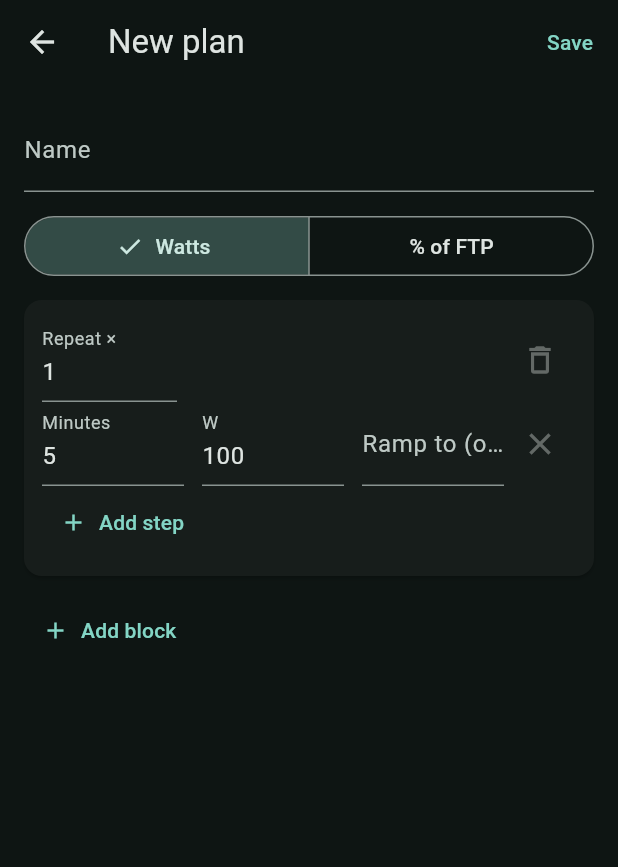
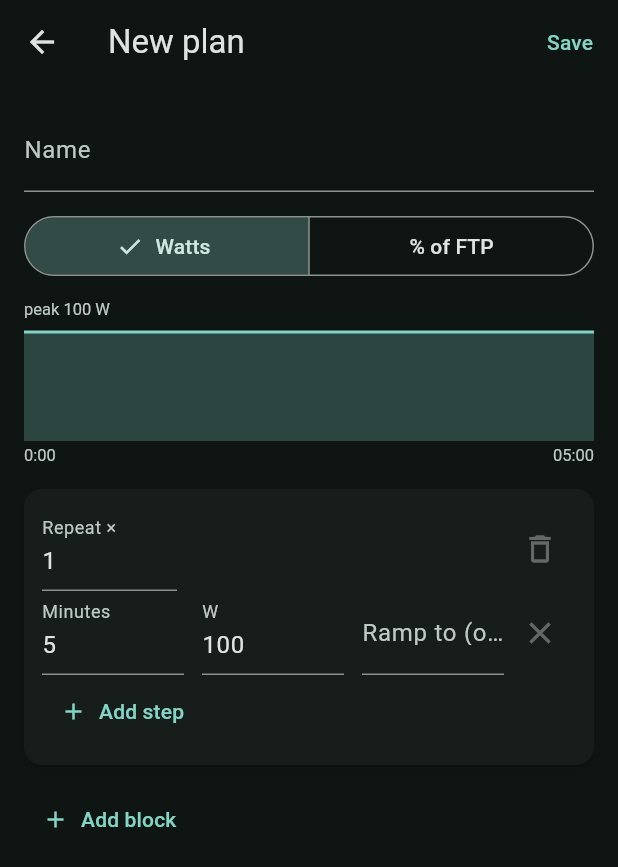
Before and after one commit to ldmichae/speedy, a Flutter app: the PlansScreen screen opened directly, after a tap on "New plan", on a phone screen of 412 x 824 dp. Shown: the top 867 px of the screen. Run offline on Flutter 3.47's test engine with Material 3 defaults, Android fonts, the phone set to English and light mode, and no system bars; our stand-ins replace flutter_riverpod, shared_preferences, wakelock_plus; missing offline and left inert: universal_ble; accounts and stored records are empty.

Commit message:
Lock ERG target during plans and add plan preview chart
The ERG tile and arrow keys are disabled while a plan runs, with the
tile saying why. The plan editor and plans list show a chart of the
plan; in the editor it stays pinned (above on narrow, right on wide).
Fixes an Expanded-in-SizedBox crash in the block editor.

Co-Authored-By: Claude Sonnet 5.5 <noreply@anthropic.com>

```diff
--- a/lib/ui/dashboard_tiles.dart
+++ b/lib/ui/dashboard_tiles.dart
@@ -260,6 +260,7 @@ class _ErgTile extends ConsumerWidget {
   @override
   Widget build(BuildContext context, WidgetRef ref) {
     final target = ref.watch(trainerControllerProvider.select((s) => s.targetWatts));
+    final following = ref.watch(planRunProvider.select((r) => r != null));
     final c = ref.read(trainerControllerProvider.notifier);
     final theme = Theme.of(context);
 
@@ -274,7 +275,8 @@ class _ErgTile extends ConsumerWidget {
               Tooltip(
                 message: 'ERG mode: the trainer holds this power whatever your '
                     'cadence.\nArrow up/down: ±5 W. Shift + arrow: ±25 W.',
-                child: Text('ERG target', style: theme.textTheme.bodyMedium),
+                child: Text(following ? 'ERG target · set by plan' : 'ERG target',
+                    style: theme.textTheme.bodyMedium),
               ),
               const Spacer(),
               Text('$target W',
@@ -294,7 +296,9 @@ class _ErgTile extends ConsumerWidget {
                       child: Padding(
                         padding: const EdgeInsets.symmetric(horizontal: 3),
                         child: Tooltip(
-                          message: step > 0
+                          message: following
+                              ? 'The plan sets the target. Stop the plan to adjust it.'
+                              : step > 0
                               ? 'Raise target by $step W'
                               : 'Lower target by ${-step} W',
                           child: FilledButton.tonal(
@@ -302,7 +306,7 @@ class _ErgTile extends ConsumerWidget {
                               minimumSize: const Size(0, 56),
                               padding: EdgeInsets.zero,
                             ),
-                            onPressed: () => c.adjustTarget(step),
+                            onPressed: following ? null : () => c.adjustTarget(step),
                             child: Text(
                               step > 0 ? '+$step' : '−${-step}',
                               style: const TextStyle(
--- a/lib/ui/dashboard_view.dart
+++ b/lib/ui/dashboard_view.dart
@@ -8,6 +8,7 @@ import '../core/ride_recording.dart';
 import 'dashboard_grid.dart';
 import 'dashboard_layout_controller.dart';
 import 'layout.dart';
+import 'plan_controller.dart';
 import 'plan_screen.dart';
 import 'recorder_controller.dart';
 import 'recording_panel.dart';
@@ -46,6 +47,13 @@ class _DashboardViewState extends ConsumerState<DashboardView> {
   VoidCallback _guarded(VoidCallback f) => () {
         if (ModalRoute.of(context)?.isCurrent ?? true) f();
       };
+
+  /// A plan owns the target while it runs.
+  void _nudge(int watts) {
+    if (ref.read(planRunProvider) == null) {
+      ref.read(trainerControllerProvider.notifier).adjustTarget(watts);
+    }
+  }
 
   void _toggleRecording() {
     final recorder = ref.read(recorderProvider.notifier);
@@ -86,7 +94,6 @@ class _DashboardViewState extends ConsumerState<DashboardView> {
   Widget build(BuildContext context) {
     final deviceName = ref.watch(trainerControllerProvider.select((s) => s.deviceName));
     final error = ref.watch(trainerControllerProvider.select((s) => s.error));
-    final trainer = ref.read(trainerControllerProvider.notifier);
     final theme = Theme.of(context);
     final active = ref.watch(
         recorderProvider.select((r) => r.status != RecStatus.idle));
@@ -164,13 +171,13 @@ class _DashboardViewState extends ConsumerState<DashboardView> {
             : {
                 const SingleActivator(LogicalKeyboardKey.space): _guarded(_toggleRecording),
                 const SingleActivator(LogicalKeyboardKey.arrowUp): _guarded(() =>
-                    trainer.adjustTarget(5)),
+                    _nudge(5)),
                 const SingleActivator(LogicalKeyboardKey.arrowDown): _guarded(() =>
-                    trainer.adjustTarget(-5)),
+                    _nudge(-5)),
                 const SingleActivator(LogicalKeyboardKey.arrowUp, shift: true): _guarded(() =>
-                    trainer.adjustTarget(25)),
+                    _nudge(25)),
                 const SingleActivator(LogicalKeyboardKey.arrowDown, shift: true): _guarded(() =>
-                    trainer.adjustTarget(-25)),
+                    _nudge(-25)),
               },
         child: Focus(
           focusNode: _focus,
--- a/lib/ui/plan_screen.dart
+++ b/lib/ui/plan_screen.dart
@@ -6,6 +6,7 @@ import '../core/plan.dart';
 import '../core/ride_recording.dart';
 import '../devices/trainer.dart';
 import 'format.dart';
+import 'layout.dart';
 import 'plan_controller.dart';
 import 'recorder_controller.dart';
 import 'trainer_controller.dart';
@@ -51,6 +52,13 @@ class PlansScreen extends ConsumerWidget {
           : ListView(children: [
               for (final p in plans)
                 ListTile(
+                  leading: SizedBox(
+                    width: 96,
+                    child: PlanPreview(
+                        steps: p.expand(),
+                        unit: p.percent ? '% FTP' : 'W',
+                        height: 48),
+                  ),
                   title: Text(p.name),
                   subtitle: Text('${p.expand().length} steps · '
                       '${clock(Duration(seconds: p.totalSeconds))}'
@@ -104,7 +112,7 @@ class _BlockRows {
 }
 
 /// Edits a plan as blocks of steps (minutes, start, optional ramp-to), each
-/// block repeatable. Pops the finished [Plan].
+/// block repeatable, with a live chart. Pops the finished [Plan].
 class PlanEditor extends StatefulWidget {
   const PlanEditor({super.key, this.initial});
   final Plan? initial;
@@ -124,6 +132,25 @@ class _PlanEditorState extends State<PlanEditor> {
       _BlockRows(b),
   ];
   String? _error;
+
+  /// Whatever parses so far, for the live chart; [_save] does the strict check.
+  List<PlanStep> _preview() {
+    final out = <PlanStep>[];
+    for (final b in _blocks) {
+      final n = (int.tryParse(b.repeat.text) ?? 1).clamp(1, 99);
+      final steps = <PlanStep>[];
+      for (final r in b.steps) {
+        final m = double.tryParse(r.min.text), a = int.tryParse(r.from.text);
+        if (m == null || m <= 0 || a == null) continue;
+        steps.add(PlanStep((m * 60).round().clamp(1, 1 << 30), a,
+            int.tryParse(r.to.text) ?? a));
+      }
+      for (var i = 0; i < n; i++) {
+        out.addAll(steps);
+      }
+    }
+    return out;
+  }
 
   void _save() {
     final max = _percent ? 300 : 1500;
@@ -150,16 +177,15 @@ class _PlanEditorState extends State<PlanEditor> {
   }
 
   Widget _field(TextEditingController c, String label, {bool decimal = false}) =>
-      Expanded(
-        child: TextField(
+      TextField(
         controller: c,
         decoration: InputDecoration(labelText: label),
+        onChanged: (_) => setState(() {}),
         keyboardType: TextInputType.numberWithOptions(decimal: decimal),
         inputFormatters: [
           FilteringTextInputFormatter.allow(
               RegExp(decimal ? r'[0-9.]' : r'[0-9]')),
         ],
-        ),
       );
 
   Widget _block(int bi, _BlockRows b) {
@@ -182,11 +208,11 @@ class _PlanEditorState extends State<PlanEditor> {
           ]),
           for (final (i, r) in b.steps.indexed)
             Row(children: [
-              _field(r.min, 'Minutes', decimal: true),
+              Expanded(child: _field(r.min, 'Minutes', decimal: true)),
               const SizedBox(width: 12),
-              _field(r.from, unit),
+              Expanded(child: _field(r.from, unit)),
               const SizedBox(width: 12),
-              _field(r.to, 'Ramp to (optional)'),
+              Expanded(child: _field(r.to, 'Ramp to (optional)')),
               IconButton(
                 tooltip: 'Remove step',
                 icon: const Icon(Icons.close),
@@ -196,8 +222,8 @@ class _PlanEditorState extends State<PlanEditor> {
               ),
             ]),
           TextButton.icon(
-            onPressed: () => setState(() => b.steps.add(_StepRow(
-                PlanStep((double.tryParse(b.steps.last.min.text) ?? 5) * 60 ~/ 1,
+            onPressed: () => setState(() => b.steps.add(_StepRow(PlanStep(
+                ((double.tryParse(b.steps.last.min.text) ?? 5) * 60).round(),
                 int.tryParse(b.steps.last.from.text) ?? 100)))),
             icon: const Icon(Icons.add),
             label: const Text('Add step'),
@@ -209,12 +235,8 @@ class _PlanEditorState extends State<PlanEditor> {
 
   @override
   Widget build(BuildContext context) {
-    return Scaffold(
-      appBar: AppBar(
-        title: Text(widget.initial == null ? 'New plan' : 'Edit plan'),
-        actions: [TextButton(onPressed: _save, child: const Text('Save'))],
-      ),
-      body: ListView(padding: const EdgeInsets.all(16), children: [
+    final nameAndUnit =
+        Column(crossAxisAlignment: CrossAxisAlignment.stretch, children: [
       TextField(
         controller: _name,
         decoration: const InputDecoration(labelText: 'Name'),
@@ -228,7 +250,8 @@ class _PlanEditorState extends State<PlanEditor> {
         selected: {_percent},
         onSelectionChanged: (s) => setState(() => _percent = s.first),
       ),
-        const SizedBox(height: 12),
+    ]);
+    final blocks = <Widget>[
       for (final (i, b) in _blocks.indexed) _block(i, b),
       Align(
         alignment: Alignment.centerLeft,
@@ -242,7 +265,48 @@ class _PlanEditorState extends State<PlanEditor> {
       if (_error != null)
         Text(_error!,
             style: TextStyle(color: Theme.of(context).colorScheme.error)),
+    ];
+    Widget preview(double height) => PlanPreview(
+        steps: _preview(), unit: _percent ? '% FTP' : 'W', height: height);
+
+    // The chart never scrolls away: beside the blocks on a wide window,
+    // pinned above them on a narrow one.
+    return Scaffold(
+      appBar: AppBar(
+        title: Text(widget.initial == null ? 'New plan' : 'Edit plan'),
+        actions: [TextButton(onPressed: _save, child: const Text('Save'))],
+      ),
+      body: LayoutBuilder(builder: (context, box) {
+        if (isWideLayout(box.maxWidth)) {
+          return Row(crossAxisAlignment: CrossAxisAlignment.start, children: [
+            Expanded(
+              child: ListView(padding: const EdgeInsets.all(16), children: [
+                nameAndUnit,
+                const SizedBox(height: 12),
+                ...blocks,
               ]),
+            ),
+            SizedBox(
+              width: 520,
+              child: Padding(
+                padding: const EdgeInsets.all(16),
+                child: preview(260),
+              ),
+            ),
+          ]);
+        }
+        return Column(children: [
+          Padding(
+            padding: const EdgeInsets.fromLTRB(16, 16, 16, 0),
+            child: Column(
+                crossAxisAlignment: CrossAxisAlignment.stretch,
+                children: [nameAndUnit, const SizedBox(height: 12), preview(110)]),
+          ),
+          Expanded(
+            child: ListView(padding: const EdgeInsets.all(16), children: blocks),
+          ),
+        ]);
+      }),
     );
   }
 }
@@ -299,3 +363,81 @@ class PlanBar extends ConsumerWidget {
     );
   }
 }
+
+/// The shape of a plan: target over time, in the plan's own unit.
+class PlanPreview extends StatelessWidget {
+  const PlanPreview(
+      {super.key, required this.steps, required this.unit, this.height = 120});
+
+  final List<PlanStep> steps;
+  final String unit;
+  final double height;
+
+  @override
+  Widget build(BuildContext context) {
+    final scheme = Theme.of(context).colorScheme;
+    return Semantics(
+      label: 'Plan chart, ${clock(Duration(seconds: steps.totalSeconds))}',
+      child: SizedBox(
+        height: height,
+        width: double.infinity,
+        child: CustomPaint(
+            painter: _PreviewPainter(
+                steps, unit, scheme.primary, scheme.onSurfaceVariant)),
+      ),
+    );
+  }
+}
+
+class _PreviewPainter extends CustomPainter {
+  _PreviewPainter(this.steps, this.unit, this.color, this.textColor);
+  final List<PlanStep> steps;
+  final String unit;
+  final Color color, textColor;
+
+  void _text(Canvas c, String s, Offset at,
+      {bool right = false, bool bottom = false}) {
+    final tp = TextPainter(
+      text: TextSpan(text: s, style: TextStyle(color: textColor, fontSize: 11)),
+      textDirection: TextDirection.ltr,
+    )..layout();
+    tp.paint(c, Offset(at.dx - (right ? tp.width : 0), at.dy - (bottom ? tp.height : 0)));
+  }
+
+  @override
+  void paint(Canvas canvas, Size size) {
+    if (steps.isEmpty) return;
+    final small = size.height < 80; // thumbnail: shape only
+    final top = small ? 4.0 : 14.0, bottom = small ? 4.0 : 16.0;
+    final total = steps.totalSeconds;
+    final peak = steps.fold(0, (m, s) => [m, s.from, s.to].reduce((a, b) => a > b ? a : b));
+    final yMax = (peak == 0 ? 1 : peak) * 1.1;
+    final pts = steps.outline(0);
+    Offset p((double, double) q) => Offset(size.width * q.$1 / total,
+        size.height - bottom - (size.height - top - bottom) * q.$2 / yMax);
+    final line = Path()..moveTo(p(pts.first).dx, p(pts.first).dy);
+    for (final q in pts.skip(1)) {
+      line.lineTo(p(q).dx, p(q).dy);
+    }
+    final fill = Path.from(line)
+      ..lineTo(size.width, size.height - bottom)
+      ..lineTo(0, size.height - bottom)
+      ..close();
+    canvas.drawPath(fill, Paint()..color = color.withValues(alpha: 0.25));
+    canvas.drawPath(
+        line,
+        Paint()
+          ..color = color
+          ..style = PaintingStyle.stroke
+          ..strokeWidth = 2
+          ..strokeJoin = StrokeJoin.round);
+    if (small) return;
+    _text(canvas, 'peak $peak $unit', Offset.zero);
+    _text(canvas, '0:00', Offset(0, size.height), bottom: true);
+    _text(canvas, clock(Duration(seconds: total)), Offset(size.width, size.height),
+        right: true, bottom: true);
+  }
+
+  @override
+  bool shouldRepaint(_PreviewPainter old) => true;
+}
```
Also changed, not shown: 1 other file. Lines whose indentation alone changed are shown as unchanged.
